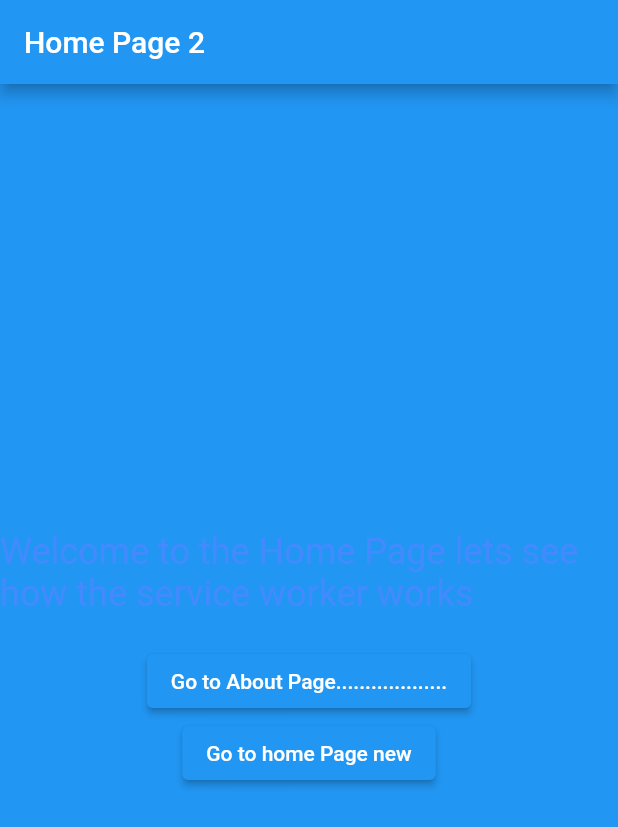
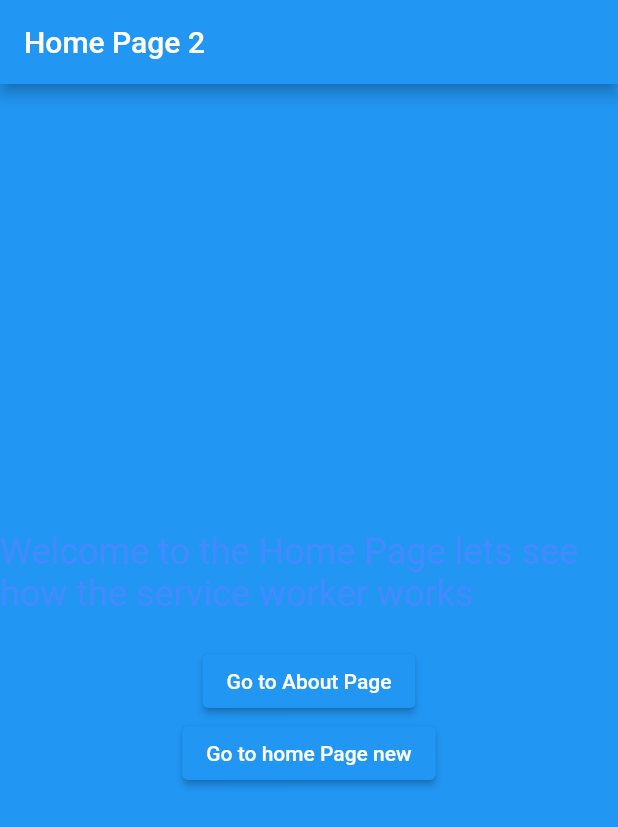
Before and after one commit to NikithaMaram/version_auto_update, a Flutter app: the screen it shows after launch, on a phone screen of 412 x 824 dp. Shown: the top 827 px of the screen. Run offline on Flutter 3.47's test engine with Material 2 defaults, Android fonts, the phone set to English and light mode, and no system bars.

Commit message:
changes-9

```diff
--- a/lib/main.dart
+++ b/lib/main.dart
@@ -38,7 +38,7 @@ class HomePage1 extends StatelessWidget {
               onPressed: () {
                 Navigator.push(context, MaterialPageRoute(builder: (context) => AboutPage()));
               },
-              child: Text('Go to About Page...................'),
+              child: Text('Go to About Page'),
             ),
             ElevatedButton(
               onPressed: () {
```
